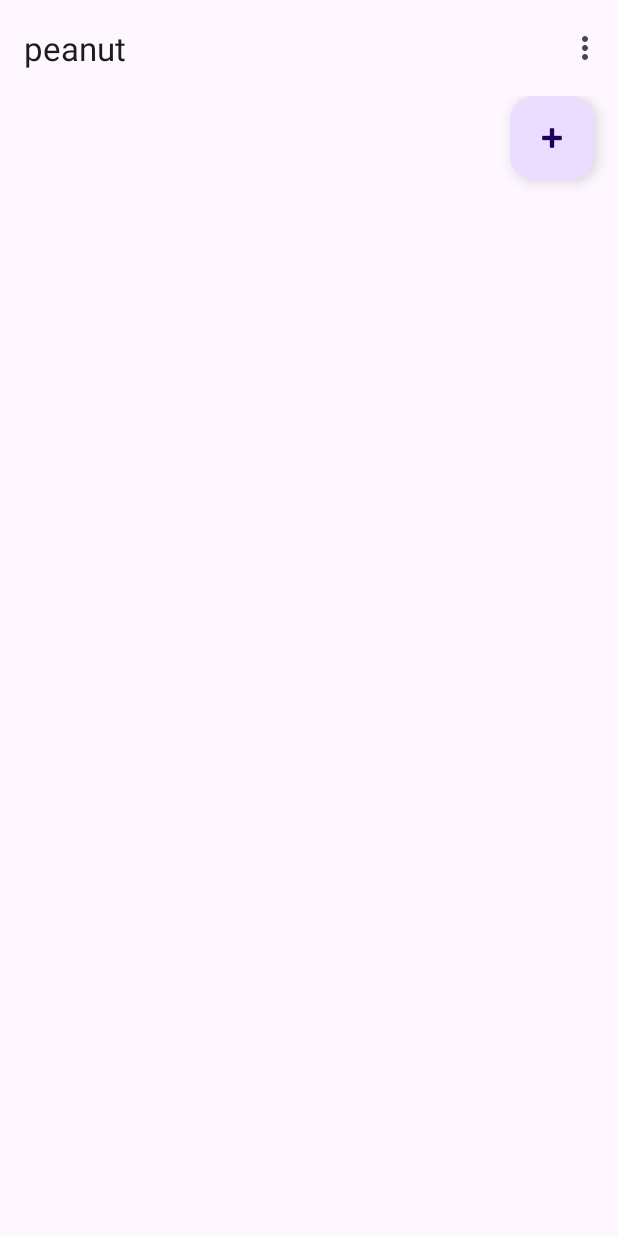
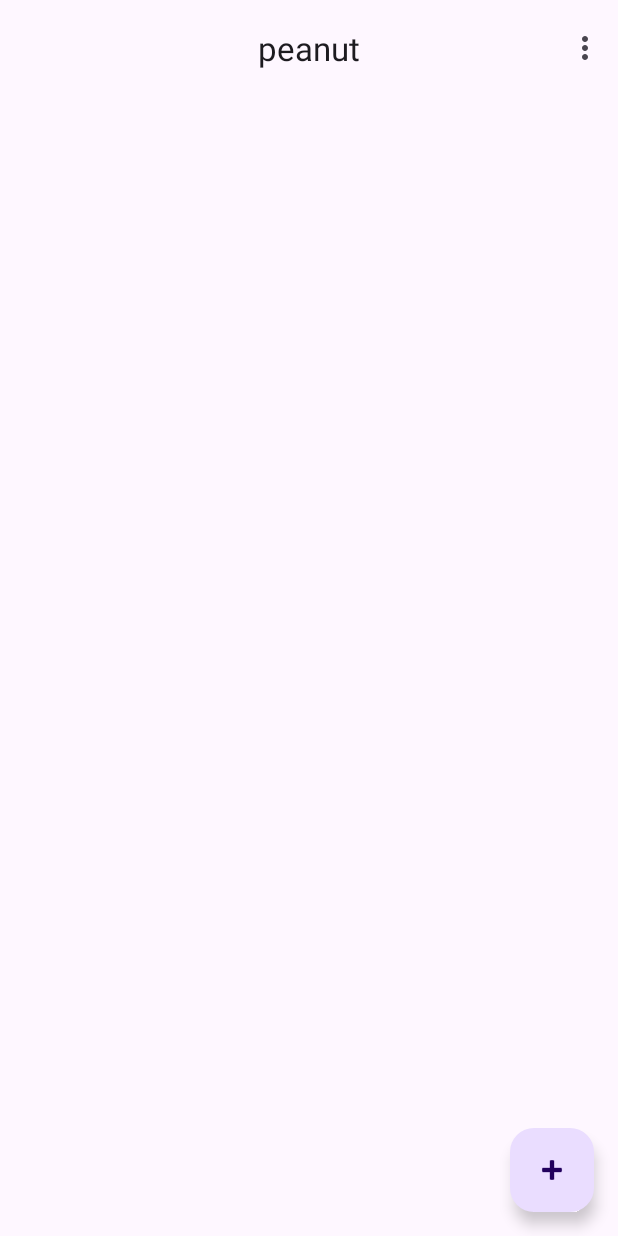
Before and after one commit to pserdax/peanut, an Android app: the screen it shows after launch (MainActivity), on a phone screen of 412 x 824 dp. Run offline under Robolectric (Android 15) with nearby library versions, the phone set to English and light mode, and no system bars.

```diff
--- a/app/src/main/java/com/lyvetech/peanut/ui/fragments/MainFragment.kt
+++ b/app/src/main/java/com/lyvetech/peanut/ui/fragments/MainFragment.kt
@@ -5,6 +5,9 @@ import androidx.fragment.app.Fragment
 import android.view.LayoutInflater
 import android.view.View
 import android.view.ViewGroup
+import com.google.android.material.bottomsheet.BottomSheetBehavior
+import com.google.android.material.bottomsheet.BottomSheetDialog
+import com.lyvetech.peanut.R
 import com.lyvetech.peanut.databinding.FragmentFirstBinding
 
 /**
@@ -14,9 +17,19 @@ class MainFragment : Fragment() {
 
     private var _binding: FragmentFirstBinding? = null
 
+    private lateinit var bottomSheetDialog: BottomSheetDialog
+
     // This property is only valid between onCreateView and
     // onDestroyView.
     private val binding get() = _binding!!
+
+    override fun onCreate(savedInstanceState: Bundle?) {
+        super.onCreate(savedInstanceState)
+
+        // Bottom sheet layout components
+        bottomSheetDialog = context?.let { BottomSheetDialog(it) }!!
+        bottomSheetDialog.setContentView(R.layout.bottom_sheet)
+    }
 
     override fun onCreateView(
         inflater: LayoutInflater, container: ViewGroup?,
@@ -30,6 +43,11 @@ class MainFragment : Fragment() {
 
     override fun onViewCreated(view: View, savedInstanceState: Bundle?) {
         super.onViewCreated(view, savedInstanceState)
+
+        binding.fabAdd.setOnClickListener {
+            bottomSheetDialog.behavior.state = BottomSheetBehavior.STATE_EXPANDED
+            bottomSheetDialog.show()
+        }
     }
 
     override fun onDestroyView() {
--- a/app/src/main/res/layout/activity_main.xml
+++ b/app/src/main/res/layout/activity_main.xml
@@ -15,7 +15,10 @@
         <com.google.android.material.appbar.MaterialToolbar
             android:id="@+id/toolbar"
             android:layout_width="match_parent"
-            android:layout_height="?attr/actionBarSize" />
+            android:layout_height="?attr/actionBarSize"
+            app:titleCentered="true"/>
+
+    </com.google.android.material.appbar.AppBarLayout>
 
     <androidx.fragment.app.FragmentContainerView
         android:id="@+id/nav_host"
@@ -24,8 +27,6 @@
         android:layout_height="match_parent"
         app:defaultNavHost="true"
         app:navGraph="@navigation/nav_graph" />
-
-    </com.google.android.material.appbar.AppBarLayout>
 
     <ProgressBar
         android:id="@+id/pb"
--- a/app/src/main/res/layout/fragment_first.xml
+++ b/app/src/main/res/layout/fragment_first.xml
@@ -7,7 +7,7 @@
     tools:context=".ui.fragments.MainFragment">
 
     <com.google.android.material.floatingactionbutton.FloatingActionButton
-        android:id="@+id/hello"
+        android:id="@+id/fab_add"
         android:layout_width="wrap_content"
         android:layout_height="wrap_content"
         android:layout_marginEnd="@dimen/fab_margin"
--- a/app/src/main/res/values/themes.xml
+++ b/app/src/main/res/values/themes.xml
@@ -2,7 +2,7 @@
     <!-- Base application theme. -->
     <style name="Base.Theme.Peanut" parent="Theme.Material3.DayNight.NoActionBar">
         <!-- Customize your light theme here. -->
-        <!-- <item name="colorPrimary">@color/my_light_primary</item> -->
+<!--         <item name="colorPrimary">#EFF1F2</item>-->
     </style>
 
     <style name="Theme.Peanut" parent="Base.Theme.Peanut" />
--- a/build.gradle
+++ b/build.gradle
@@ -1,7 +1,7 @@
 // Top-level build file where you can add configuration options common to all sub-projects/modules.
 plugins {
-    id 'com.android.application' version '7.2.0-alpha05' apply false
-    id 'com.android.library' version '7.2.0-alpha05' apply false
+    id 'com.android.application' version '7.2.0-alpha07' apply false
+    id 'com.android.library' version '7.2.0-alpha07' apply false
     id 'org.jetbrains.kotlin.android' version '1.5.31' apply false
 }
 
```
Also changed, not shown: app/src/main/res/layout/bottom_sheet.xml (added, +21 -0 lines), gradle/wrapper/gradle-wrapper.properties. Lines whose indentation alone changed are shown as unchanged.
